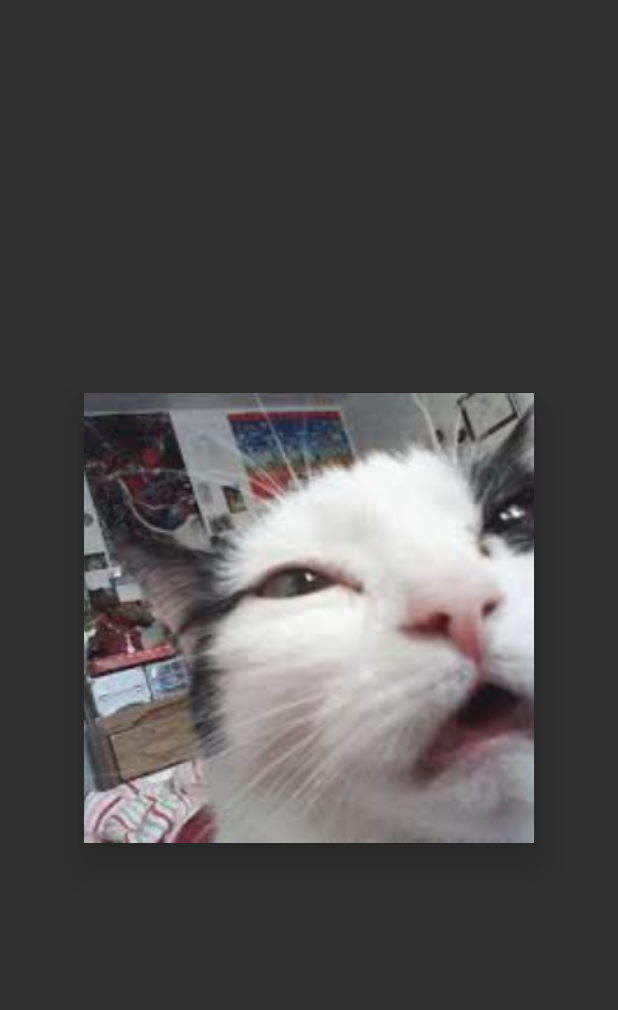
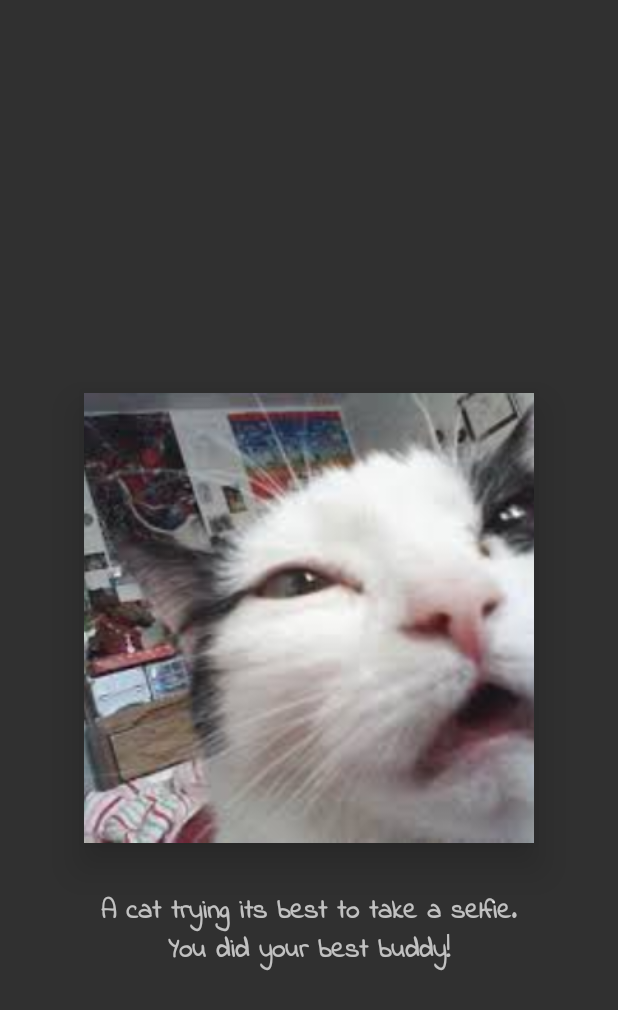
Before and after one commit to Wolox/wolmo-cookbook-android, an Android app: the layout item_recipe_image.xml on its own in the app's theme, with its tools: preview values and no code run, on a phone screen of 412 x 824 dp. Shown: the top 1010 px of the screen. Run offline under Robolectric (Android 15) with nearby library versions, the phone set to English and light mode, and no system bars.

Commit message:
Show & fade text description for recipes

```diff
--- a/app/build.gradle
+++ b/app/build.gradle
@@ -89,9 +89,10 @@ jacocoAndroidUnitTestReport {
 }
 
 buildscript {
+    ext.wolmo_version = '2.0.4'
     ext.support_library_version = '28.0.0'
+    ext.constraint_layout_version = '1.1.3'
     ext.dagger_version = '2.13'
-    ext.wolmo_version = '2.0.4'
     ext.butterknife_version = '8.8.1'
     ext.leak_canary_version = '1.5.4'
     ext.chuck_version = '1.1.0'
@@ -111,6 +112,9 @@ dependencies {
     implementation "com.android.support:support-compat:$support_library_version"
     implementation "com.android.support:recyclerview-v7:$support_library_version"
     implementation "com.android.support:design:$support_library_version"
+
+    // Constraint Layout
+    implementation "com.android.support.constraint:constraint-layout:$constraint_layout_version"
 
     // Dagger
     implementation "com.google.dagger:dagger:$dagger_version"
--- a/app/src/main/java/ar/com/wolox/android/cookbook/recipepicker/RecipePickerFragment.kt
+++ b/app/src/main/java/ar/com/wolox/android/cookbook/recipepicker/RecipePickerFragment.kt
@@ -10,7 +10,7 @@ class RecipePickerFragment : WolmoFragment<RecipePickerPresenter>() {
 
     override fun init() {
         vRecipePickerSelectionViewPager.apply {
-            adapter = ImageViewPager(intArrayOf(
+            adapter = RecipeViewPager(intArrayOf(
                 R.drawable.bg_yawning_cat, R.drawable.bg_falopa_cat, R.drawable.bg_sunglasses_cat,
                 R.drawable.bg_surprised_cat
             ))
--- a/app/src/main/java/ar/com/wolox/android/cookbook/recipepicker/ImageViewPager.kt
+++ b/app/src/main/java/ar/com/wolox/android/cookbook/recipepicker/RecipeViewPager.kt
@@ -7,7 +7,7 @@ import android.view.View
 import ar.com.wolox.android.cookbook.R
 import kotlinx.android.synthetic.main.item_recipe_image.view.*
 
-class ImageViewPager(private val imageResources: IntArray) : PagerAdapter() {
+class RecipeViewPager(private val imageResources: IntArray) : PagerAdapter() {
 
     override fun instantiateItem(container: ViewGroup, position: Int): Any {
         val view = LayoutInflater.from(container.context).inflate(R.layout.item_recipe_image, null)
--- a/app/src/main/res/drawable/bg_recipe_picker_grey.xml
+++ b/app/src/main/res/drawable/bg_recipe_picker_grey.xml
@@ -2,5 +2,5 @@
 <bitmap
     xmlns:android="http://schemas.android.com/apk/res/android"
     android:src="@drawable/bg_recipe_picker"
-    android:tint="@android:color/darker_gray"
+    android:tint="@color/recipe_picker_background_tint"
     android:tintMode="add"/>
--- a/app/src/main/res/layout/fragment_recipe_picker.xml
+++ b/app/src/main/res/layout/fragment_recipe_picker.xml
@@ -1,6 +1,7 @@
 <?xml version="1.0" encoding="utf-8"?>
 <FrameLayout
     xmlns:android="http://schemas.android.com/apk/res/android"
+    xmlns:tools="http://schemas.android.com/tools"
     android:layout_width="match_parent"
     android:layout_height="match_parent">
 
@@ -8,7 +9,8 @@
         android:layout_width="match_parent"
         android:layout_height="match_parent"
         android:src="@drawable/bg_recipe_picker_grey"
-        android:scaleType="centerCrop"/>
+        android:scaleType="centerCrop"
+        tools:ignore="ContentDescription" />
 
     <TextView
         android:layout_width="wrap_content"
@@ -19,7 +21,7 @@
         android:gravity="center"
         android:text="@string/app_title"
         android:textColor="@android:color/holo_green_dark"
-        android:textSize="40sp"
+        android:textSize="@dimen/recipe_picker_title"
         android:textStyle="bold"
         android:shadowColor="@android:color/holo_green_light"
         android:shadowDx="1"
--- a/app/src/main/res/layout/item_recipe_image.xml
+++ b/app/src/main/res/layout/item_recipe_image.xml
@@ -1,20 +1,39 @@
 <?xml version="1.0" encoding="utf-8"?>
-<FrameLayout
+<android.support.constraint.ConstraintLayout
     xmlns:android="http://schemas.android.com/apk/res/android"
     xmlns:tools="http://schemas.android.com/tools"
+    xmlns:app="http://schemas.android.com/apk/res-auto"
     android:layout_width="match_parent"
-    android:layout_height="match_parent"
-    android:layout_gravity="center">
+    android:layout_height="match_parent">
 
     <ImageView
         android:id="@+id/vItemRecipeImage"
         android:layout_width="@dimen/recipe_image"
         android:layout_height="@dimen/recipe_image"
-        android:layout_gravity="center"
+        app:layout_constraintBottom_toBottomOf="parent"
+        app:layout_constraintTop_toTopOf="parent"
+        app:layout_constraintLeft_toLeftOf="parent"
+        app:layout_constraintRight_toRightOf="parent"
         android:elevation="@dimen/spacing_large"
         android:outlineProvider="bounds"
         android:scaleType="centerCrop"
         tools:src="@drawable/bg_falopa_cat"
         tools:ignore="ContentDescription" />
 
-</FrameLayout>
+    <TextView
+        android:id="@+id/vItemRecipeDescription"
+        android:layout_width="0dp"
+        android:layout_height="wrap_content"
+        android:layout_marginTop="@dimen/spacing_big_extra"
+        app:layout_constraintTop_toBottomOf="@id/vItemRecipeImage"
+        app:layout_constraintLeft_toLeftOf="@id/vItemRecipeImage"
+        app:layout_constraintRight_toRightOf="@id/vItemRecipeImage"
+        android:gravity="center"
+        android:fontFamily="@font/indie_flower"
+        android:maxLines="3"
+        android:text="A cat trying its best to take a selfie.\nYou did your best buddy!"
+        android:textStyle="bold"
+        android:textSize="@dimen/font_large"
+        tools:text="@string/app_example_recipe_description"/>
+
+</android.support.constraint.ConstraintLayout>
--- a/app/src/main/res/values/colors.xml
+++ b/app/src/main/res/values/colors.xml
@@ -1,8 +1,10 @@
 <?xml version="1.0" encoding="utf-8"?>
 <resources>
-    <!-- Add your application custom colors here -->
-    <!-- Base application colors -->
     <color name="colorPrimary">#1D9BD7</color>
     <color name="colorPrimaryDark">#0960B7</color>
     <color name="colorAccent">#8DC63F</color>
+
+    <!-- Recipe Picker -->
+    <color name="recipe_picker_background_tint">#D1CCC0</color>
+
 </resources>
--- a/app/src/main/res/values/dimens.xml
+++ b/app/src/main/res/values/dimens.xml
@@ -48,6 +48,7 @@
 
     <!-- Recipe Picker -->
     <dimen name="recipe_picker_selection_padding">50dp</dimen>
+    <dimen name="recipe_picker_title">40sp</dimen>
 
     <!-- Carousel effect -->
     <dimen name="carousel_effect_max_translate_x">180dp</dimen>
--- a/app/src/main/res/values/strings.xml
+++ b/app/src/main/res/values/strings.xml
@@ -2,5 +2,6 @@
 
     <!-- General -->
     <string name="app_title">Wolmo Android\nCookbook</string>
+    <string name="app_example_recipe_description">A cat trying its best to take a selfie. You did your best buddy!</string>
 
 </resources>
```
Also changed, not shown: app/src/main/java/ar/com/wolox/android/cookbook/recipepicker/CarouselEffectTransformer.kt (+5 -2 lines), app/src/main/res/font/indie_flower.ttf (added).
